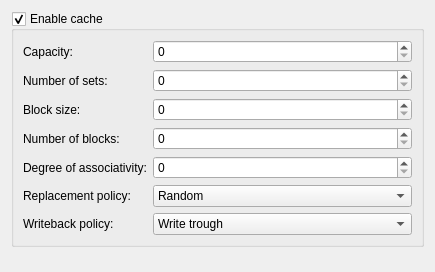
Before: the Qt Designer form qtmips_gui/NewDialogCache.ui in cvut/qtrvsim, drawn with Qt 5.
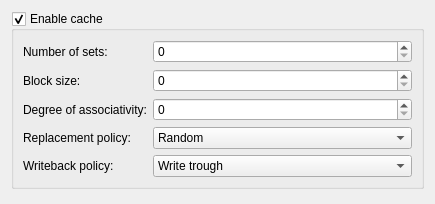
After: the same form once the commit is applied.

Commit message:
Implement Cache configuration
This commit implements both cache configuration for machine and for gui.

The edit to the form file:
```diff
--- a/qtmips_gui/NewDialogCache.ui
+++ b/qtmips_gui/NewDialogCache.ui
@@ -7,7 +7,7 @@
     <x>0</x>
     <y>0</y>
     <width>435</width>
-    <height>272</height>
+    <height>204</height>
    </rect>
   </property>
   <property name="windowTitle">
@@ -24,70 +24,43 @@
      </property>
      <layout class="QFormLayout" name="formLayout">
       <item row="0" column="0">
-       <widget class="QLabel" name="label">
-        <property name="text">
-         <string>Capacity:</string>
-        </property>
-       </widget>
-      </item>
-      <item row="0" column="1">
-       <widget class="QSpinBox" name="capcity"/>
-      </item>
-      <item row="1" column="0">
        <widget class="QLabel" name="label_2">
         <property name="text">
          <string>Number of sets:</string>
         </property>
        </widget>
       </item>
-      <item row="1" column="1">
+      <item row="0" column="1">
        <widget class="QSpinBox" name="number_of_sets"/>
       </item>
-      <item row="2" column="0">
+      <item row="1" column="0">
        <widget class="QLabel" name="label_3">
         <property name="text">
          <string>Block size:</string>
         </property>
        </widget>
       </item>
-      <item row="2" column="1">
+      <item row="1" column="1">
        <widget class="QSpinBox" name="block_size"/>
       </item>
-      <item row="3" column="0">
-       <widget class="QLabel" name="label_4">
-        <property name="text">
-         <string>Number of blocks:</string>
-        </property>
-       </widget>
-      </item>
-      <item row="3" column="1">
-       <widget class="QSpinBox" name="number_of_blocks"/>
-      </item>
-      <item row="4" column="0">
+      <item row="2" column="0">
        <widget class="QLabel" name="label_5">
         <property name="text">
          <string>Degree of associativity:</string>
         </property>
        </widget>
       </item>
-      <item row="4" column="1">
-       <widget class="QSpinBox" name="degree_if_associativity"/>
+      <item row="2" column="1">
+       <widget class="QSpinBox" name="degree_of_associativity"/>
       </item>
-      <item row="5" column="0">
+      <item row="3" column="0">
        <widget class="QLabel" name="label_6">
         <property name="text">
          <string>Replacement policy:</string>
         </property>
        </widget>
       </item>
-      <item row="6" column="0">
-       <widget class="QLabel" name="label_writeback">
-        <property name="text">
-         <string>Writeback policy:</string>
-        </property>
-       </widget>
-      </item>
-      <item row="5" column="1">
+      <item row="3" column="1">
        <widget class="QComboBox" name="replacement_policy">
         <item>
          <property name="text">
@@ -111,7 +84,14 @@
         </item>
        </widget>
       </item>
-      <item row="6" column="1">
+      <item row="4" column="0">
+       <widget class="QLabel" name="label_writeback">
+        <property name="text">
+         <string>Writeback policy:</string>
+        </property>
+       </widget>
+      </item>
+      <item row="4" column="1">
        <widget class="QComboBox" name="writeback_policy">
         <item>
          <property name="text">
```
The commit also changes 6 other files.
